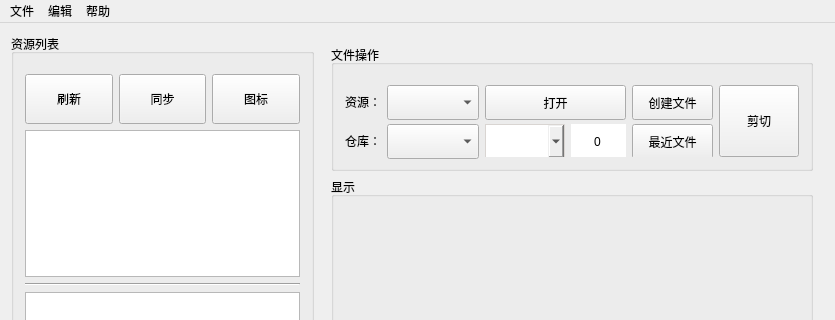
WeiMuYang/markdown-assistant, file mainwindow.ui: the form before one commit; both pictures show x 0 to 835 and y 0 to 320 of the 835 by 688 pixel window.
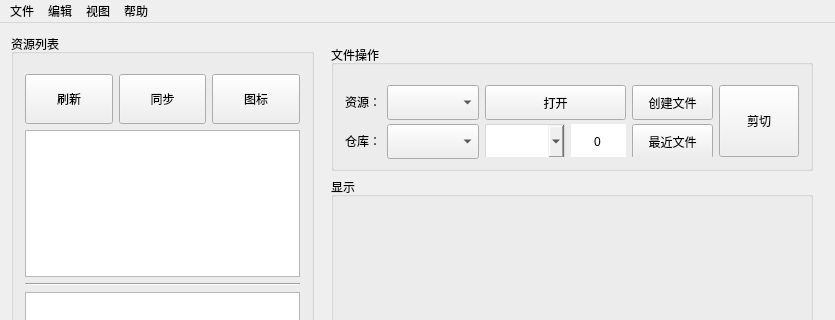
The form after the commit.

```diff
--- a/mainwindow.ui
+++ b/mainwindow.ui
@@ -611,7 +611,7 @@
      <x>0</x>
      <y>0</y>
      <width>835</width>
-     <height>25</height>
+     <height>17</height>
     </rect>
    </property>
    <widget class="QMenu" name="menuFile">
@@ -643,8 +643,16 @@
     </property>
     <addaction name="actionAbout"/>
    </widget>
+   <widget class="QMenu" name="menu">
+    <property name="title">
+     <string>视图</string>
+    </property>
+    <addaction name="actionSimpleView"/>
+    <addaction name="actionStayTop"/>
+   </widget>
    <addaction name="menuFile"/>
    <addaction name="menuEdit"/>
+   <addaction name="menu"/>
    <addaction name="menuHelp"/>
   </widget>
   <widget class="QStatusBar" name="statusBar"/>
```
Left out of the diff: 6 changed lines with no effect on the pictures.
